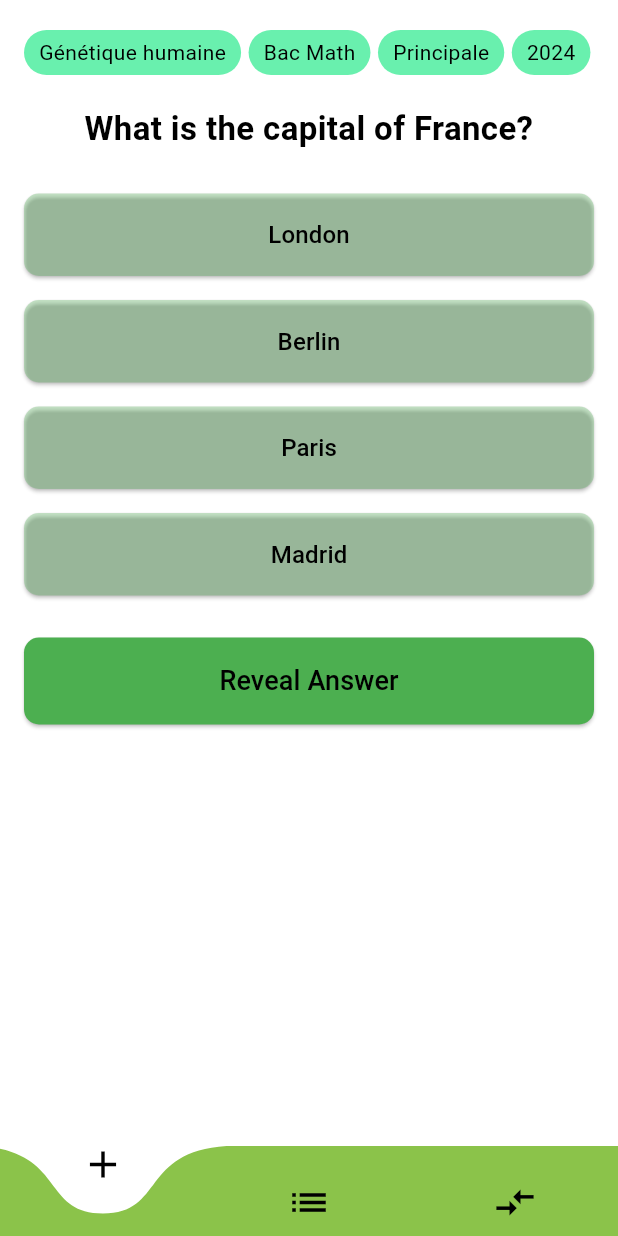
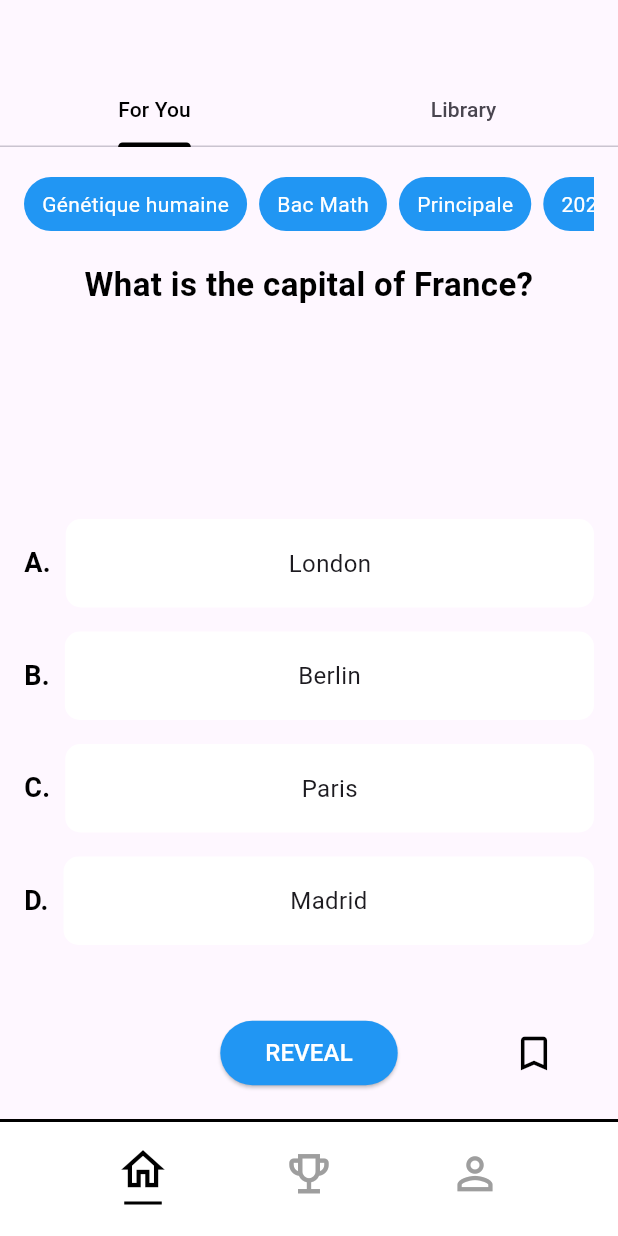
Before and after one commit to Affi-Amine/StudyTok, a Flutter app: the screen it shows after launch, on a phone screen of 412 x 824 dp. Run offline on Flutter 3.47's test engine with Material 3 defaults, Android fonts, the phone set to English and light mode, and no system bars; drawn by our look-alikes of curved_navigation_bar; our stand-ins replace flutter_riverpod, freezed_annotation, riverpod_annotation; generated files the repository leaves out were written again.

Commit message:
Library tab logic solved + changes in the layout : MCQ selection and layout change after reveal

```diff
--- a/lib/main.dart
+++ b/lib/main.dart
@@ -1,12 +1,11 @@
 import 'package:flutter/material.dart';
 import 'package:flutter_riverpod/flutter_riverpod.dart';
-import 'package:curved_navigation_bar/curved_navigation_bar.dart';
 import 'screens/fyp_screen.dart';
 import 'screens/leaderboard_screen.dart';
 import 'screens/profile_screen.dart';
 
 void main() {
-  runApp(ProviderScope(child: MyApp())); // Wrapping with ProviderScope
+  runApp(ProviderScope(child: MyApp()));
 }
 
 class MyApp extends StatelessWidget {
@@ -14,7 +13,7 @@ class MyApp extends StatelessWidget {
   Widget build(BuildContext context) {
     return MaterialApp(
       debugShowCheckedModeBanner: false,
-      title: 'Curved NavBar Demo',
+      title: 'Custom NavBar Demo',
       theme: ThemeData(
         primarySwatch: Colors.blue,
       ),
@@ -33,32 +32,80 @@ class _HomePageState extends State<HomePage> {
 
   // Define your screens
   final List<Widget> _screens = [
-    FYPScreen(), // Default home page (index 0)
-    Leaderboard(), // List page (index 1)
-    Profile(), // Compare page (index 2)
+    FYPScreen(),
+    Leaderboard(),
+    Profile(),
   ];
 
   @override
   Widget build(BuildContext context) {
     return Scaffold(
       backgroundColor: Colors.white,
-      body: _screens[_page], // Display the screen corresponding to the selected tab
-      bottomNavigationBar: CurvedNavigationBar(
-        backgroundColor: Colors.white, // Changed to white
-        color: Colors.lightGreen, // NavBar color (matching your tags section color)
-        buttonBackgroundColor: Colors.white, // Color of the button when selected
-        height: 60, // Adjust height for better appearance
-        items: <Widget>[
-          Icon(Icons.add, size: 30, color: Colors.black), // Icon for home
-          Icon(Icons.list, size: 30, color: Colors.black), // Icon for list
-          Icon(Icons.compare_arrows, size: 30, color: Colors.black), // Icon for compare
-        ],
-        onTap: (index) {
-          setState(() {
-            _page = index; // Change the page index on button tap
-          });
-        },
+      body: _screens[
+          _page], // Display the screen corresponding to the selected tab
+      bottomNavigationBar: Container(
+        decoration: BoxDecoration(
+          border: Border(
+            top: BorderSide(color: Colors.black, width: 2), // Top divider
+          ),
+        ),
+        padding: const EdgeInsets.symmetric(
+            horizontal: 40), // Adjust padding to limit divider width
+        child: BottomNavigationBar(
+          currentIndex: _page,
+          onTap: (index) {
+            setState(() {
+              _page = index; // Change the page index on button tap
+            });
+          },
+          items: [
+            BottomNavigationBarItem(
+              icon: _buildIconWithUnderline(Icons.home_outlined, 0),
+              label: '',
+            ),
+            BottomNavigationBarItem(
+              icon: _buildIconWithUnderline(Icons.emoji_events_outlined, 1),
+              label: '',
+            ),
+            BottomNavigationBarItem(
+              icon: _buildIconWithUnderline(Icons.person_outline, 2),
+              label: '',
+            ),
+          ],
+          backgroundColor:
+              Colors.white, // Make the background of the navbar transparent
+          type: BottomNavigationBarType
+              .fixed, // Prevents shifting when selecting items
+          selectedItemColor: Colors.black, // Color for the active icon
+          unselectedItemColor: Colors.grey, // Color for the inactive icons
+          showSelectedLabels: false, // Hide labels
+          showUnselectedLabels: false, // Hide labels
+          elevation: 0, // Remove shadow below the navbar
+        ),
       ),
     );
   }
+
+  // Helper method to build icons with underline for the active icon
+  Widget _buildIconWithUnderline(IconData icon, int index) {
+    bool isSelected = _page == index;
+    return Column(
+      mainAxisSize: MainAxisSize.min,
+      children: [
+        Icon(
+          icon,
+          size: 35, // Increased icon size
+          color:
+              isSelected ? Colors.black : Colors.grey, // Active/inactive color
+        ),
+        if (isSelected)
+          Container(
+            margin: const EdgeInsets.only(top: 4),
+            height: 2,
+            width: 25,
+            color: Colors.black, // Black underline for the selected icon
+          ),
+      ],
+    );
+  }
 }
--- a/lib/models/question.dart
+++ b/lib/models/question.dart
@@ -9,7 +9,7 @@ class Question with _$Question {
     required String id,
     required String text,
     required List<String> options,
-    required int correctOptionIndex,
+    required List<int> correctOptionIndexes, // <-- Updated here
     @Default(false) bool isLiked,
     @Default(false) bool isSaved,
   }) = _Question;
--- a/lib/repositories/question_repository.dart
+++ b/lib/repositories/question_repository.dart
@@ -10,71 +10,74 @@ class QuestionRepository extends _$QuestionRepository {
       id: '1',
       text: 'What is the capital of France?',
       options: ['London', 'Berlin', 'Paris', 'Madrid'],
-      correctOptionIndex: 2,
+      correctOptionIndexes: [2], // Paris
     ),
     Question(
       id: '2',
       text: 'Which planet is known as the Red Planet?',
       options: ['Venus', 'Mars', 'Jupiter', 'Saturn'],
-      correctOptionIndex: 1,
+      correctOptionIndexes: [1], // Mars
     ),
     Question(
       id: '3',
       text: 'Who wrote "Romeo and Juliet"?',
       options: ['Charles Dickens', 'William Shakespeare', 'Jane Austen', 'Mark Twain'],
-      correctOptionIndex: 1,
+      correctOptionIndexes: [1], // William Shakespeare
     ),
     Question(
       id: '4',
       text: 'What is the largest ocean on Earth?',
       options: ['Atlantic Ocean', 'Indian Ocean', 'Arctic Ocean', 'Pacific Ocean'],
-      correctOptionIndex: 3,
+      correctOptionIndexes: [3], // Pacific Ocean
     ),
     Question(
       id: '5',
       text: 'What is the chemical symbol for gold?',
       options: ['Au', 'Ag', 'Fe', 'Cu'],
-      correctOptionIndex: 0,
+      correctOptionIndexes: [0], // Au
     ),
     Question(
       id: '6',
       text: 'Which country is home to the kangaroo?',
       options: ['New Zealand', 'South Africa', 'Australia', 'Brazil'],
-      correctOptionIndex: 2,
+      correctOptionIndexes: [2], // Australia
     ),
     Question(
       id: '7',
       text: 'What is the largest planet in our solar system?',
       options: ['Earth', 'Mars', 'Jupiter', 'Saturn'],
-      correctOptionIndex: 2,
+      correctOptionIndexes: [2], // Jupiter
     ),
     Question(
       id: '8',
       text: 'Who painted the Mona Lisa?',
       options: ['Vincent van Gogh', 'Pablo Picasso', 'Leonardo da Vinci', 'Michelangelo'],
-      correctOptionIndex: 2,
+      correctOptionIndexes: [2], // Leonardo da Vinci
     ),
     Question(
       id: '9',
       text: 'What is the main ingredient in guacamole?',
       options: ['Tomato', 'Avocado', 'Onion', 'Lime'],
-      correctOptionIndex: 1,
+      correctOptionIndexes: [1], // Avocado
     ),
     Question(
       id: '10',
       text: 'Which element has the chemical symbol "O"?',
       options: ['Gold', 'Silver', 'Oxygen', 'Carbon'],
-      correctOptionIndex: 2,
+      correctOptionIndexes: [2], // Oxygen
     ),
   ];
 
+  // Initialize the state with the default list of questions
   @override
   List<Question> build() => _questions;
 
+  // Retrieve a specific question by ID
   Question getQuestionById(String id) {
     return _questions.firstWhere((q) => q.id == id);
   }
 
+  // Toggle 'like' status for a specific question
   void toggleLike(String id) {
     state = [
       for (final question in state)
@@ -85,6 +88,7 @@ class QuestionRepository extends _$QuestionRepository {
     ];
   }
 
+  // Toggle 'save' status for a specific question
   void toggleSave(String id) {
     state = [
       for (final question in state)
--- a/lib/screens/fyp_screen.dart
+++ b/lib/screens/fyp_screen.dart
@@ -1,6 +1,5 @@
 import 'package:flutter/material.dart';
 import 'package:flutter_riverpod/flutter_riverpod.dart';
-
 import '../models/question.dart';
 import '../repositories/question_repository.dart';
 
@@ -12,39 +11,87 @@ class FYPScreen extends ConsumerStatefulWidget {
 }
 
 class _FYPScreenState extends ConsumerState<FYPScreen> {
-  int? _selectedAnswerIndex;
+  List<int> _selectedAnswerIndexes = []; // Track selected answers
   final PageController _pageController = PageController();
   int _currentIndex = 0;
   bool _isAnswerVerified = false;
   bool _isCorrectAnswer = false;
+  List<int> _correctIndexes = []; // Track correct answers
 
+  // Toggle selected answers (multi-select)
   void _selectAnswer(int index) {
     setState(() {
-      _selectedAnswerIndex = index;
+      if (_selectedAnswerIndexes.contains(index)) {
+        _selectedAnswerIndexes.remove(index); // Deselect if already selected
+      } else {
+        _selectedAnswerIndexes.add(index); // Select the option
+      }
     });
   }
 
+  // Verify the answers and set their correctness
   void _verifyAnswer(Question question) {
-    if (_selectedAnswerIndex == null) return;
+    if (_selectedAnswerIndexes.isEmpty) {
+      _showMessage('Please select at least one answer.');
+      return;
+    }
+
+    // Check if all selected answers are correct and no extra answers were selected
+    final allCorrect = Set.from(_selectedAnswerIndexes)
+            .containsAll(question.correctOptionIndexes) &&
+        _selectedAnswerIndexes.length == question.correctOptionIndexes.length;
 
     setState(() {
-      _isCorrectAnswer = _selectedAnswerIndex == question.correctOptionIndex;
       _isAnswerVerified = true;
+      _isCorrectAnswer = allCorrect;
+      _correctIndexes = question.correctOptionIndexes; // Store correct answers
     });
 
-    _showResultOverlay(_isCorrectAnswer);
+    _showResultOverlay(allCorrect);
   }
 
+  // Show message using Snackbar
+  void _showMessage(String message) {
+    final snackBar = SnackBar(content: Text(message));
+    ScaffoldMessenger.of(context).showSnackBar(snackBar);
+  }
+
+  // Display overlay for answer result (Correct/Incorrect)
   void _showResultOverlay(bool isCorrect) {
+  // Directly move to the next question after a short delay
+  Future.delayed(const Duration(seconds: 2), () {
+    _nextQuestion();
+  });
+}
+
+  // Move to the next question
+  void _nextQuestion() {
+    setState(() {
+      _isAnswerVerified = false;
+      _selectedAnswerIndexes = [];
+    });
+
+    if (_currentIndex < ref.read(questionRepositoryProvider).length - 1) {
+      _pageController.nextPage(
+        duration: const Duration(milliseconds: 300),
+        curve: Curves.easeIn,
+      );
+    } else {
+      _showEndQuizMessage();
+    }
+  }
+
+  // Show message when quiz is completed
+  void _showEndQuizMessage() {
     showGeneralDialog(
       context: context,
-      barrierDismissible: false,
+      barrierDismissible: true,
       pageBuilder: (_, __, ___) => Container(
         color: Colors.black.withOpacity(0.5),
         child: Center(
           child: Text(
-            isCorrect ? 'Correct!' : 'Incorrect!',
-            style: TextStyle(
+            'Quiz Completed!',
+            style: const TextStyle(
               color: Colors.white,
               fontSize: 36,
               fontWeight: FontWeight.bold,
@@ -53,74 +100,103 @@ class _FYPScreenState extends ConsumerState<FYPScreen> {
         ),
       ),
     );
-
-    Future.delayed(Duration(seconds: 2), () {
-      Navigator.of(context).pop();
-      _highlightAnswer();
-    });
-  }
-
-  void _highlightAnswer() {
-    Future.delayed(Duration(seconds: 3), () {
-      setState(() {
-        _isAnswerVerified = false;
-        _selectedAnswerIndex = null;
-      });
-    });
   }
 
   @override
   Widget build(BuildContext context) {
     final questions = ref.watch(questionRepositoryProvider);
     if (questions.isEmpty) {
-      return Center(child: CircularProgressIndicator()); // Loading state
+      return const Center(child: CircularProgressIndicator()); // Loading state
     }
 
-    return Scaffold(
-      backgroundColor: Colors.white,
-      body: PageView.builder(
+    return DefaultTabController(
+      length: 2, // Two tabs: For You and Library
+      child: Scaffold(
+        body: Column(
+          children: [
+            Padding(
+              padding: const EdgeInsets.only(top: 50.0), // Top padding
+              child: TabBar(
+                labelColor: Colors.black,
+                indicatorColor: Colors.black,
+                tabs: const [
+                  Tab(text: 'For You'),
+                  Tab(text: 'Library'),
+                ],
+              ),
+            ),
+            Expanded(
+              child: TabBarView(
+                children: [
+                  _buildForYouTab(questions), // "For You" Tab
+                  _buildLibraryTab(), // "Library" Tab
+                ],
+              ),
+            ),
+          ],
+        ),
+      ),
+    );
+  }
+
+  Widget _buildForYouTab(List<Question> questions) {
+    return PageView.builder(
       scrollDirection: Axis.vertical,
       controller: _pageController,
       itemCount: questions.length,
       onPageChanged: (index) {
         setState(() {
           _currentIndex = index;
-            _selectedAnswerIndex = null;
+          _selectedAnswerIndexes = [];
           _isAnswerVerified = false;
         });
       },
       itemBuilder: (context, index) {
         final question = questions[index];
-          return _buildQuestionPage(question, questions);
+        return _buildQuestionPage(question);
       },
+    );
+  }
+
+  Widget _buildLibraryTab() {
+    return Consumer(
+      builder: (context, ref, child) {
+        final questions = ref.watch(questionRepositoryProvider);
+        final savedQuestions = questions.where((q) => q.isSaved).toList();
+
+        if (savedQuestions.isEmpty) {
+          return const Center(
+            child: Text(
+              'No saved questions yet!',
+              style: TextStyle(fontSize: 20, color: Colors.black),
             ),
           );
         }
 
-  Widget _buildQuestionPage(Question question, List<Question> questions) {
+        return PageView.builder(
+          scrollDirection: Axis.vertical,
+          itemCount: savedQuestions.length,
+          itemBuilder: (context, index) {
+            final question = savedQuestions[index];
+            return _buildQuestionPage(question);
+          },
+        );
+      },
+    );
+  }
+
+  Widget _buildQuestionPage(Question question) {
     return SafeArea(
       child: Padding(
         padding: const EdgeInsets.symmetric(horizontal: 16.0, vertical: 20.0),
         child: Column(
           crossAxisAlignment: CrossAxisAlignment.stretch,
           children: [
-            // Category tags (Top part) with horizontal scrolling
-            SingleChildScrollView(
-              scrollDirection: Axis.horizontal,
-              child: Row(
-                children: [
-                  _buildCategoryTag("Génétique humaine"),
-                  _buildCategoryTag("Bac Math"),
-                  _buildCategoryTag("Principale"),
-                  _buildCategoryTag("2024"),
-                  // Add more tags if needed...
-                ],
-              ),
-            ),
-            SizedBox(height: 20),
-
-            // Question Text
-            Text(
+            _buildCategoryTags(),
+            const SizedBox(height: 20),
+            Expanded(
+              child: SingleChildScrollView(
+                child: Text(
                   question.text,
                   style: const TextStyle(
                     fontSize: 22,
@@ -129,68 +205,142 @@ class _FYPScreenState extends ConsumerState<FYPScreen> {
                   ),
                   textAlign: TextAlign.center,
                 ),
-            SizedBox(height: 20),
-
-            // Answer Options
-            ...question.options.asMap().entries.map((entry) {
-              int idx = entry.key;
-              String option = entry.value;
-
-              // Apply the color change based on whether the answer is verified and correct/incorrect
-              Color buttonColor;
-              if (_isAnswerVerified && idx == _selectedAnswerIndex) {
-                buttonColor = _isCorrectAnswer ? Colors.green : Colors.red;
-              } else {
-                buttonColor = Colors.green.withOpacity(0.3);
-              }
-
-              return Padding(
-                padding: const EdgeInsets.symmetric(vertical: 8.0),
-                child: ElevatedButton(
-                  onPressed: () => _selectAnswer(idx),
-                  style: ElevatedButton.styleFrom(
-                    backgroundColor: buttonColor,
-                    foregroundColor: Colors.black,
-                    shape: RoundedRectangleBorder(
-                      borderRadius: BorderRadius.circular(10),
               ),
-                    padding: EdgeInsets.symmetric(vertical: 16),
             ),
-                  child: Text(option, style: TextStyle(fontSize: 16)),
-                ),
-              );
-            }).toList(),
-
-            SizedBox(height: 20),
-
-            // Reveal Answer Button
-            ElevatedButton(
-              onPressed: () => _verifyAnswer(question),
-              style: ElevatedButton.styleFrom(
-                backgroundColor: Colors.green,
-                foregroundColor: Colors.black,
-                shape: RoundedRectangleBorder(
-                  borderRadius: BorderRadius.circular(10),
-                ),
-                padding: EdgeInsets.symmetric(vertical: 16),
-              ),
-              child: Text('Reveal Answer', style: TextStyle(fontSize: 18)),
-            ),
+            const SizedBox(height: 20),
+            ..._buildAnswerOptions(question),
+            const SizedBox(height: 40),
+            _buildRevealButton(question),
           ],
         ),
       ),
     );
   }
 
+  Widget _buildCategoryTags() {
+    return SingleChildScrollView(
+      scrollDirection: Axis.horizontal,
+      child: Row(
+        children: [
+          _buildCategoryTag("Génétique humaine"),
+          _buildCategoryTag("Bac Math"),
+          _buildCategoryTag("Principale"),
+          _buildCategoryTag("2024"),
+        ],
+      ),
+    );
+  }
+
   Widget _buildCategoryTag(String tag) {
     return Container(
-      padding: EdgeInsets.symmetric(horizontal: 10, vertical: 5),
-      margin: EdgeInsets.only(right: 5),
+      padding: const EdgeInsets.symmetric(horizontal: 12, vertical: 8),
+      margin: const EdgeInsets.only(right: 8),
       decoration: BoxDecoration(
-        color: Colors.greenAccent,
+        color: Colors.blue,
         borderRadius: BorderRadius.circular(20),
       ),
-      child: Text(tag, style: TextStyle(color: Colors.black)),
+      child:
+          Text(tag, style: const TextStyle(color: Colors.white, fontSize: 14)),
+    );
+  }
+
+  List<Widget> _buildAnswerOptions(Question question) {
+    final List<String> optionLabels = ['A.', 'B.', 'C.', 'D.'];
+
+    return question.options.asMap().entries.map((entry) {
+      final idx = entry.key;
+      final option = entry.value;
+
+      // Determine border color based on verification state
+      Color borderColor;
+      if (_isAnswerVerified) {
+        if (_correctIndexes.contains(idx)) {
+          borderColor = Colors.green; // Correct answer
+        } else if (_selectedAnswerIndexes.contains(idx)) {
+          borderColor = Colors.red; // Incorrect answer
+        } else {
+          borderColor = Colors.transparent; // Unselected
+        }
+      } else {
+        borderColor = _selectedAnswerIndexes.contains(idx)
+            ? Colors.blue // Selected but not verified yet
+            : Colors.transparent;
+      }
+
+      return Padding(
+        padding: const EdgeInsets.symmetric(vertical: 8.0),
+        child: Row(
+          crossAxisAlignment: CrossAxisAlignment.center,
+          children: [
+            Text(
+              optionLabels[idx],
+              style: const TextStyle(
+                fontWeight: FontWeight.bold,
+                fontSize: 18,
+                color: Colors.black,
+              ),
+            ),
+            const SizedBox(width: 10),
+            Expanded(
+              child: GestureDetector(
+                onTap: () => _selectAnswer(idx), // Select or deselect answer
+                child: Container(
+                  decoration: BoxDecoration(
+                    color: Colors.white,
+                    borderRadius: BorderRadius.circular(10),
+                    border: Border.all(color: borderColor, width: 2),
+                  ),
+                  padding: const EdgeInsets.symmetric(vertical: 16),
+                  child: Center(
+                    child: Text(option, style: const TextStyle(fontSize: 16)),
+                  ),
+                ),
+              ),
+            ),
+          ],
+        ),
+      );
+    }).toList();
+  }
+
+  Widget _buildRevealButton(Question question) {
+    return Stack(
+      alignment: Alignment.center,
+      children: [
+        Align(
+          alignment: Alignment.center,
+          child: ElevatedButton(
+            onPressed: () => _verifyAnswer(question),
+            style: ElevatedButton.styleFrom(
+              backgroundColor: Colors.blue,
+              shape: RoundedRectangleBorder(
+                borderRadius: BorderRadius.circular(30),
+              ),
+              padding: const EdgeInsets.symmetric(horizontal: 30, vertical: 10),
+            ),
+            child: const Text('REVEAL',
+                style: TextStyle(fontSize: 16, color: Colors.white)),
+          ),
+        ),
+        Positioned(
+          right: 16,
+          child: Consumer(
+            builder: (context, ref, child) {
+              final isSaved = question.isSaved;
+              return IconButton(
+                onPressed: () => ref
+                    .read(questionRepositoryProvider.notifier)
+                    .toggleSave(question.id),
+                icon: Icon(
+                  isSaved ? Icons.bookmark : Icons.bookmark_border,
+                  color: isSaved ? Colors.blue : Colors.black,
+                  size: 30,
+                ),
+              );
+            },
+          ),
+        ),
+      ],
     );
   }
 }
```
Also changed, not shown: lib/models/question.freezed.dart, lib/models/question.g.dart. Lines whose indentation alone changed are shown as unchanged.
